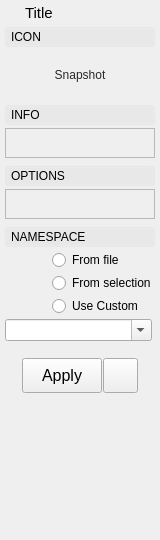
First picture: the form in src/studiolibrarymaya/resource/ui/BaseLoadWidget.ui, repository krathjen/studiolibrary, before the edit.
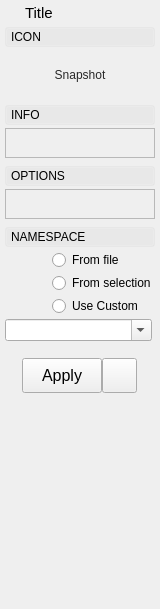
Second picture: the form after the edit. Icons and pictures are not drawn.

What changed in the file:
```diff
--- a/src/studiolibrarymaya/resource/ui/BaseLoadWidget.ui
+++ b/src/studiolibrarymaya/resource/ui/BaseLoadWidget.ui
@@ -7,7 +7,7 @@
     <x>0</x>
     <y>0</y>
     <width>160</width>
-    <height>540</height>
+    <height>609</height>
    </rect>
   </property>
   <property name="sizePolicy">
@@ -954,7 +954,7 @@
      </property>
      <layout class="QHBoxLayout" name="horizontalLayout_6">
       <property name="spacing">
-       <number>1</number>
+       <number>0</number>
       </property>
       <item>
        <spacer name="horizontalSpacer_3">
```
Left out of the diff: 31 changed lines with no effect on the pictures.
